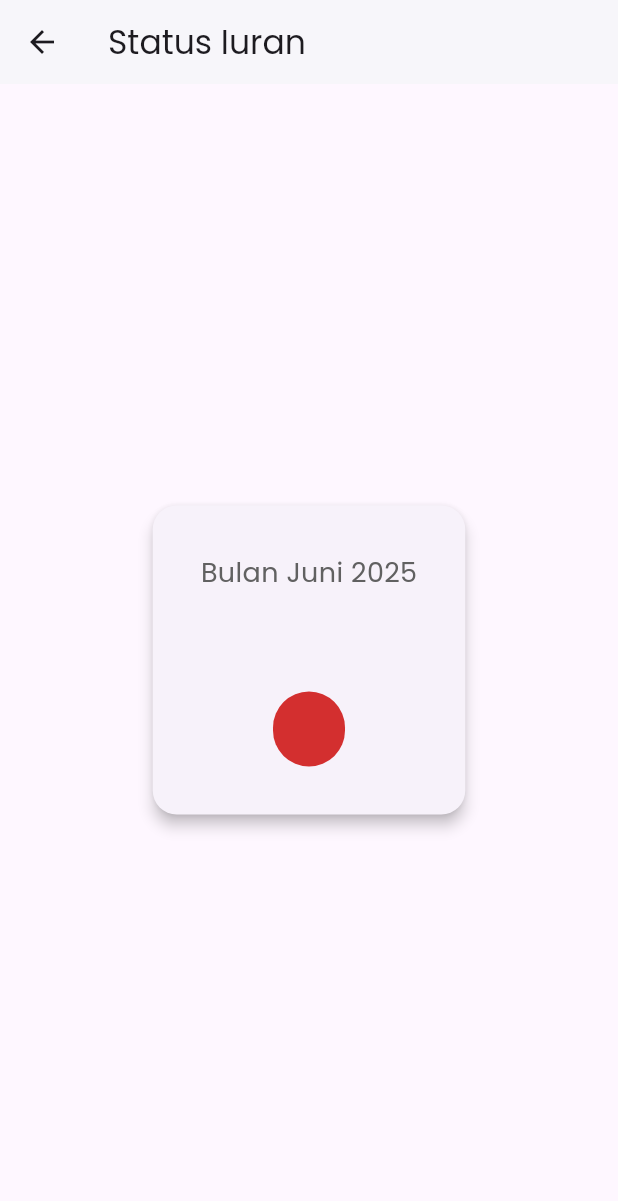
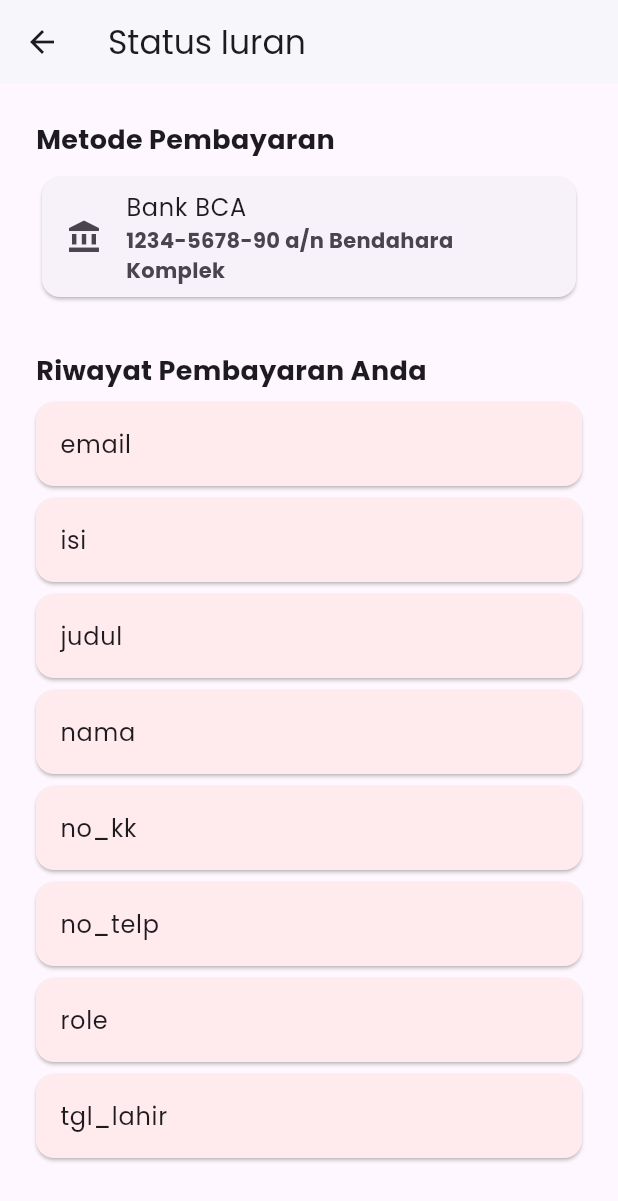
Before and after one commit to mhmmdfrhnamn/SmartKomplek, a Flutter app: the IuranTab screen opened directly, on a phone screen of 412 x 824 dp. Shown: the top 1201 px of the screen. Run offline on Flutter 3.47's test engine with Material 3 defaults, Android fonts, the phone set to English and light mode, and no system bars; our stand-ins replace cloud_firestore, firebase_auth, firebase_core, google_fonts; accounts and stored records are empty; generated files the repository leaves out were written again.

Commit message:
feat: tambahkan fitur riwayat iuran dan integrasi konfirmasi via WhatsApp
- Menampilkan riwayat pembayaran iuran dari field 'riwayat_iuran' di Firestore
- Mengganti tampilan status iuran menjadi list dinamis berdasarkan bulan
- Menambahkan tombol untuk konfirmasi pembayaran via WhatsApp langsung ke bendahara
- Integrasi plugin url_launcher untuk mendukung fitur WhatsApp di berbagai platform
- Update pubspec.yaml dan registrasi plugin untuk Android, iOS, Linux, macOS, dan Windows

```diff
--- a/lib/presentation/home/tabs/iuran_tab.dart
+++ b/lib/presentation/home/tabs/iuran_tab.dart
@@ -2,9 +2,20 @@ import 'package:flutter/material.dart';
 import 'package:cloud_firestore/cloud_firestore.dart';
 import 'package:firebase_auth/firebase_auth.dart';
 import 'package:google_fonts/google_fonts.dart';
+import 'package:url_launcher/url_launcher.dart';
 
 class IuranTab extends StatelessWidget {
   const IuranTab({super.key});
+
+  void _launchWhatsApp(String namaUser) async {
+  String nomorBendahara = "6287847611418"; // Nomor Bendahara
+  String pesan = "Selamat pagi, saya $namaUser ingin konfirmasi pembayaran iuran. Berikut bukti transfernya.";
+  final Uri url = Uri.parse('https://wa.me/$nomorBendahara?text=${Uri.encodeComponent(pesan)}');
+
+  if (!await launchUrl(url)) {
+    // Notifikasi eror
+  }
+}
 
   @override
   Widget build(BuildContext context) {
@@ -20,47 +31,74 @@ class IuranTab extends StatelessWidget {
           }
 
           if (snapshot.hasError) {
-            return const Center(child: Text("Gagal memuat data iuran."));
+            return const Center(child: Text("Gagal memuat data."));
           }
 
           if (snapshot.hasData && snapshot.data!.exists) {
             var userData = snapshot.data!.data();
             String nama = userData?['nama'] ?? 'Warga';
-            String statusIuran = userData?['status_iuran_juni'] ?? 'Belum terdata';
-            Color statusColor = statusIuran == 'Lunas' ? Colors.green.shade700 : Colors.red.shade700;
+            var riwayatIuran = (userData?['riwayat_iuran'] as Map<String, dynamic>?) ?? {};
 
-            return Center(
-              child: Card(
-                margin: const EdgeInsets.all(24),
-                shape: RoundedRectangleBorder(borderRadius: BorderRadius.circular(16)),
-                elevation: 4,
-                child: Padding(
-                  padding: const EdgeInsets.all(32.0),
-                  child: Column(
-                    mainAxisSize: MainAxisSize.min,
-                    children: [
-                      Text("Bulan Juni 2025", style: GoogleFonts.poppins(fontSize: 18, color: Colors.grey[700])),
-                      const SizedBox(height: 8),
-                      Text(nama, style: GoogleFonts.poppins(fontSize: 24, fontWeight: FontWeight.bold)),
-                      const SizedBox(height: 24),
-                      Container(
-                        padding: const EdgeInsets.symmetric(horizontal: 24, vertical: 12),
-                        decoration: BoxDecoration(
-                          color: statusColor,
-                          borderRadius: BorderRadius.circular(30),
-                        ),
-                        child: Text(
-                          statusIuran.toUpperCase(),
-                          style: GoogleFonts.poppins(color: Colors.white, fontWeight: FontWeight.bold, fontSize: 18, letterSpacing: 1.5),
-                        ),
+            return SingleChildScrollView(
+              padding: const EdgeInsets.all(24.0),
+              child: Column(
+                crossAxisAlignment: CrossAxisAlignment.start,
+                children: [
+                  Text("Metode Pembayaran", style: GoogleFonts.poppins(fontSize: 18, fontWeight: FontWeight.bold)),
+                  const SizedBox(height: 8),
+                  Card(
+                    child: ListTile(
+                      leading: const Icon(Icons.account_balance),
+                      title: Text("Bank BCA", style: GoogleFonts.poppins()),
+                      subtitle: Text("1234-5678-90 a/n Bendahara Komplek", style: GoogleFonts.poppins(fontWeight: FontWeight.bold)),
+                    ),
+                  ),
+                  const SizedBox(height: 32),
+
+                  Text("Riwayat Pembayaran Anda", style: GoogleFonts.poppins(fontSize: 18, fontWeight: FontWeight.bold)),
+                  const SizedBox(height: 8),
+                  // if-else untuk menampilkan pesan riwayat kosong
+                  riwayatIuran.isEmpty
+                    ? const Text("Belum ada riwayat pembayaran.")
+                    : Column(
+                        // mengubah setiap data di Map menjadi sebuah widget Card
+                        children: riwayatIuran.entries.map((entry) {
+                          bool isLunas = entry.value == 'Lunas';
+                          return Card(
+                            color: isLunas ? Colors.green[50] : Colors.red[50],
+                            margin: const EdgeInsets.only(bottom: 8),
+                            child: ListTile(
+                              title: Text(entry.key), // "Juni 2025"
+                              trailing: Text(
+                                entry.value, // "Lunas"
+                                style: GoogleFonts.poppins(
+                                  fontWeight: FontWeight.bold,
+                                  color: isLunas ? Colors.green.shade800 : Colors.red.shade800,
+                                ),
+                              ),
+                            ),
+                          );
+                        }).toList(),
                       ),
-                    ],
+                  const SizedBox(height: 48),
+
+                  ElevatedButton.icon(
+                    icon: const Icon(Icons.chat_bubble_outline, color: Colors.white),
+                    label: Text("Konfirmasi via WhatsApp", style: GoogleFonts.poppins(color: Colors.white, fontWeight: FontWeight.bold)),
+                    style: ElevatedButton.styleFrom(
+                      backgroundColor: const Color(0xFF25D366),
+                      minimumSize: const Size.fromHeight(55),
+                      shape: RoundedRectangleBorder(borderRadius: BorderRadius.circular(12)),
+                    ),
+                    onPressed: () {
+                      // panggil fungsi WhatsApp
+                      _launchWhatsApp(nama);
+                    },
                   ),
-                ),
+                ],
               ),
             );
           }
-
           return const Center(child: Text("Data iuran tidak ditemukan."));
         },
       ),
--- a/pubspec.yaml
+++ b/pubspec.yaml
@@ -38,6 +38,7 @@ dependencies:
   firebase_core: ^3.14.0
   firebase_auth: ^5.6.0
   cloud_firestore: ^5.6.9
+  url_launcher: ^6.2.5
 
 dev_dependencies:
   flutter_test:
```
Also changed, not shown: pubspec.lock, 5 other files.
